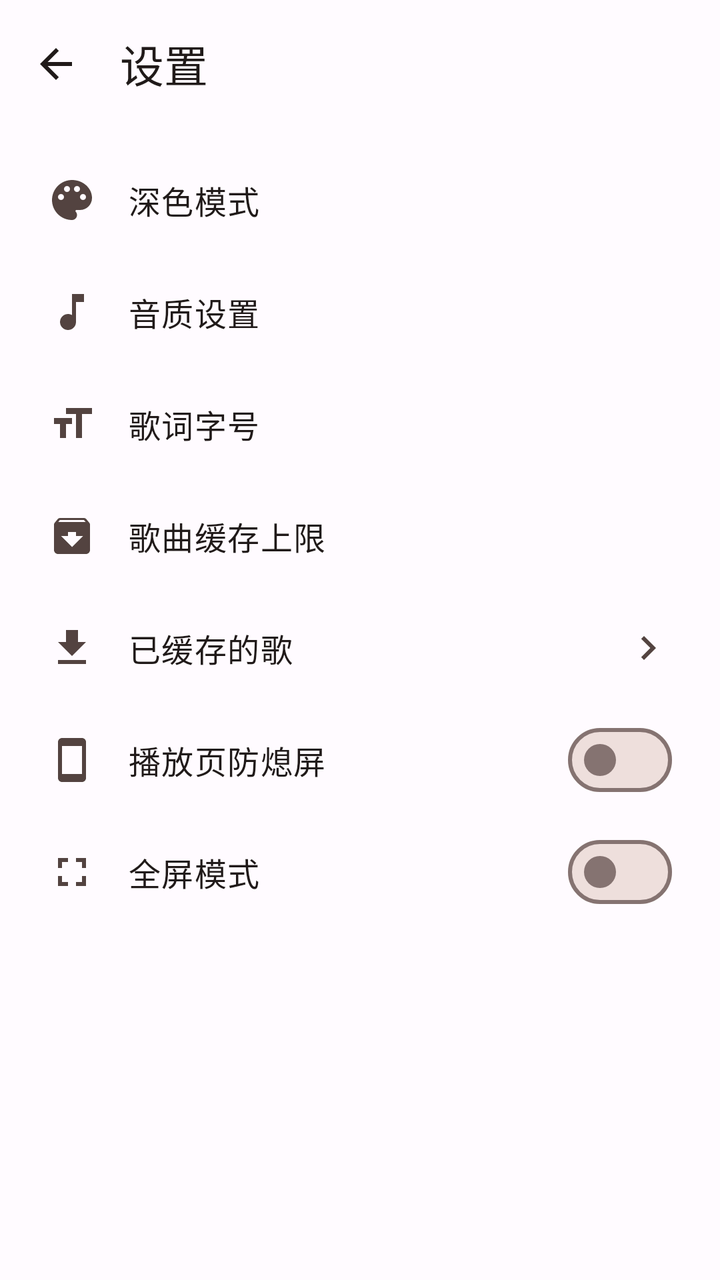
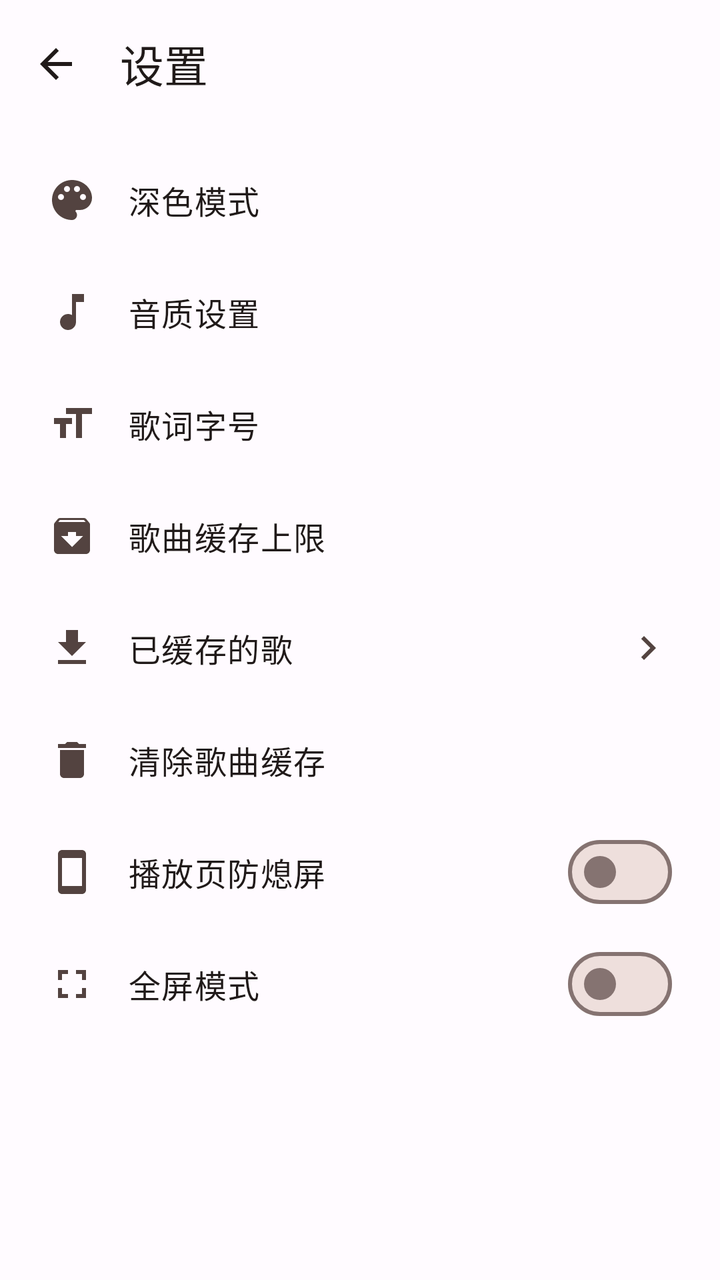

Before-and-after screenshots of an Android layout around one commit, followed by the original layout XML and the change that was made.
<!-- AndroidManifest.xml: application theme Theme.LiteMusic -->
<!-- res/layout/activity_settings.xml -->
<?xml version="1.0" encoding="utf-8"?>
<LinearLayout xmlns:android="http://schemas.android.com/apk/res/android"
    xmlns:app="http://schemas.android.com/apk/res-auto"
    android:layout_width="match_parent"
    android:layout_height="match_parent"
    android:fitsSystemWindows="true"
    android:orientation="vertical">

    <LinearLayout
        android:layout_width="match_parent"
        android:layout_height="wrap_content"
        android:gravity="center_vertical"
        android:minHeight="64dp"
        android:orientation="horizontal"
        android:paddingStart="4dp"
        android:paddingEnd="16dp">

        <ImageButton
            android:id="@+id/btn_back"
            android:layout_width="48dp"
            android:layout_height="48dp"
            android:background="@drawable/bg_circle_ripple"
            android:contentDescription="@null"
            android:src="@drawable/ic_back" />

        <TextView
            android:layout_width="0dp"
            android:layout_height="wrap_content"
            android:layout_marginStart="8dp"
            android:layout_weight="1"
            android:text="@string/settings"
            android:textAppearance="@style/TextAppearance.Material3.TitleLarge"
            android:textColor="?attr/colorOnSurface" />
    </LinearLayout>

    <ScrollView
        android:layout_width="match_parent"
        android:layout_height="0dp"
        android:layout_weight="1">

        <LinearLayout
            android:layout_width="match_parent"
            android:layout_height="wrap_content"
            android:orientation="vertical"
            android:padding="8dp">

            
            <com.google.android.material.card.MaterialCardView
                android:id="@+id/card_account"
                android:layout_width="match_parent"
                android:layout_height="wrap_content"
                android:layout_marginBottom="8dp"
                android:visibility="gone"
                app:cardBackgroundColor="?attr/colorSurfaceContainerLow"
                app:cardCornerRadius="12dp"
                app:cardElevation="1dp"
                app:strokeWidth="0dp">

                <LinearLayout
                    android:layout_width="match_parent"
                    android:layout_height="wrap_content"
                    android:gravity="center_vertical"
                    android:minHeight="88dp"
                    android:orientation="horizontal"
                    android:paddingStart="16dp"
                    android:paddingEnd="16dp">

                    <com.google.android.material.imageview.ShapeableImageView
                        android:id="@+id/account_avatar"
                        android:layout_width="56dp"
                        android:layout_height="56dp"
                        android:contentDescription="@null"
                        android:scaleType="centerCrop"
                        android:src="@drawable/ic_person"
                        app:shapeAppearanceOverlay="@style/ShapeAppearance.Lite.Circle" />

                    <LinearLayout
                        android:layout_width="0dp"
                        android:layout_height="wrap_content"
                        android:layout_marginStart="16dp"
                        android:layout_weight="1"
                        android:orientation="vertical">

                        <TextView
                            android:id="@+id/account_nickname"
                            android:layout_width="match_parent"
                            android:layout_height="wrap_content"
                            android:ellipsize="end"
                            android:maxLines="1"
                            android:textAppearance="@style/TextAppearance.Material3.TitleMedium"
                            android:textColor="?attr/colorOnSurface" />

                        <TextView
                            android:id="@+id/account_sub"
                            android:layout_width="match_parent"
                            android:layout_height="wrap_content"
                            android:layout_marginTop="2dp"
                            android:textAppearance="@style/TextAppearance.Material3.BodyMedium"
                            android:textColor="?attr/colorOnSurfaceVariant" />
                    </LinearLayout>

                    <com.google.android.material.button.MaterialButton
                        android:id="@+id/btn_logout"
                        style="@style/Widget.Material3.Button.TonalButton"
                        android:layout_width="wrap_content"
                        android:layout_height="wrap_content"
                        android:text="@string/logout" />
                </LinearLayout>
            </com.google.android.material.card.MaterialCardView>

            <LinearLayout
                android:id="@+id/row_theme"
                android:layout_width="match_parent"
                android:layout_height="wrap_content"
                android:background="?attr/selectableItemBackground"
                android:gravity="center_vertical"
                android:minHeight="56dp"
                android:orientation="horizontal"
                android:paddingStart="16dp"
                android:paddingEnd="16dp">

                <ImageView
                    android:layout_width="24dp"
                    android:layout_height="24dp"
                    android:contentDescription="@null"
                    android:src="@drawable/ic_palette" />

                <TextView
                    android:layout_width="0dp"
                    android:layout_height="wrap_content"
                    android:layout_marginStart="16dp"
                    android:layout_weight="1"
                    android:text="@string/theme_mode"
                    android:textAppearance="@style/TextAppearance.Material3.BodyLarge"
                    android:textColor="?attr/colorOnSurface" />

                <TextView
                    android:id="@+id/theme_value"
                    android:layout_width="wrap_content"
                    android:layout_height="wrap_content"
                    android:textAppearance="@style/TextAppearance.Material3.BodyMedium"
                    android:textColor="?attr/colorOnSurfaceVariant" />
            </LinearLayout>

            <LinearLayout
                android:id="@+id/row_quality"
                android:layout_width="match_parent"
                android:layout_height="wrap_content"
                android:background="?attr/selectableItemBackground"
                android:gravity="center_vertical"
                android:minHeight="56dp"
                android:orientation="horizontal"
                android:paddingStart="16dp"
                android:paddingEnd="16dp">

                <ImageView
                    android:layout_width="24dp"
                    android:layout_height="24dp"
                    android:contentDescription="@null"
                    android:src="@drawable/ic_music_note"
                    android:tint="?attr/colorOnSurfaceVariant" />

                <TextView
                    android:layout_width="0dp"
                    android:layout_height="wrap_content"
                    android:layout_marginStart="16dp"
                    android:layout_weight="1"
                    android:text="@string/sound_quality"
                    android:textAppearance="@style/TextAppearance.Material3.BodyLarge"
                    android:textColor="?attr/colorOnSurface" />

                <TextView
                    android:id="@+id/quality_value"
                    android:layout_width="wrap_content"
                    android:layout_height="wrap_content"
                    android:textAppearance="@style/TextAppearance.Material3.BodyMedium"
                    android:textColor="?attr/colorOnSurfaceVariant" />
            </LinearLayout>

            <LinearLayout
                android:id="@+id/row_lyric_size"
                android:layout_width="match_parent"
                android:layout_height="wrap_content"
                android:background="?attr/selectableItemBackground"
                android:gravity="center_vertical"
                android:minHeight="56dp"
                android:orientation="horizontal"
                android:paddingStart="16dp"
                android:paddingEnd="16dp">

                <ImageView
                    android:layout_width="24dp"
                    android:layout_height="24dp"
                    android:contentDescription="@null"
                    android:src="@drawable/ic_format_size" />

                <TextView
                    android:layout_width="0dp"
                    android:layout_height="wrap_content"
                    android:layout_marginStart="16dp"
                    android:layout_weight="1"
                    android:text="@string/lyric_size"
                    android:textAppearance="@style/TextAppearance.Material3.BodyLarge"
                    android:textColor="?attr/colorOnSurface" />

                <TextView
                    android:id="@+id/lyric_size_value"
                    android:layout_width="wrap_content"
                    android:layout_height="wrap_content"
                    android:textAppearance="@style/TextAppearance.Material3.BodyMedium"
                    android:textColor="?attr/colorOnSurfaceVariant" />
            </LinearLayout>

            <LinearLayout
                android:id="@+id/row_cache"
                android:layout_width="match_parent"
                android:layout_height="wrap_content"
                android:background="?attr/selectableItemBackground"
                android:gravity="center_vertical"
                android:minHeight="56dp"
                android:orientation="horizontal"
                android:paddingStart="16dp"
                android:paddingEnd="16dp">

                <ImageView
                    android:layout_width="24dp"
                    android:layout_height="24dp"
                    android:contentDescription="@null"
                    android:src="@drawable/ic_storage" />

                <TextView
                    android:layout_width="0dp"
                    android:layout_height="wrap_content"
                    android:layout_marginStart="16dp"
                    android:layout_weight="1"
                    android:text="@string/cache_limit"
                    android:textAppearance="@style/TextAppearance.Material3.BodyLarge"
                    android:textColor="?attr/colorOnSurface" />

                <TextView
                    android:id="@+id/cache_value"
                    android:layout_width="wrap_content"
                    android:layout_height="wrap_content"
                    android:textAppearance="@style/TextAppearance.Material3.BodyMedium"
                    android:textColor="?attr/colorOnSurfaceVariant" />
            </LinearLayout>

            <LinearLayout
                android:id="@+id/row_cached"
                android:layout_width="match_parent"
                android:layout_height="wrap_content"
                android:background="?attr/selectableItemBackground"
                android:gravity="center_vertical"
                android:minHeight="56dp"
                android:orientation="horizontal"
                android:paddingStart="16dp"
                android:paddingEnd="16dp">

                <ImageView
                    android:layout_width="24dp"
                    android:layout_height="24dp"
                    android:contentDescription="@null"
                    android:src="@drawable/ic_download" />

                <TextView
                    android:layout_width="0dp"
                    android:layout_height="wrap_content"
                    android:layout_marginStart="16dp"
                    android:layout_weight="1"
                    android:text="@string/cached_songs"
                    android:textAppearance="@style/TextAppearance.Material3.BodyLarge"
                    android:textColor="?attr/colorOnSurface" />

                <TextView
                    android:id="@+id/cached_value"
                    android:layout_width="wrap_content"
                    android:layout_height="wrap_content"
                    android:layout_marginEnd="8dp"
                    android:textAppearance="@style/TextAppearance.Material3.BodyMedium"
                    android:textColor="?attr/colorOnSurfaceVariant" />

                <ImageView
                    android:layout_width="24dp"
                    android:layout_height="24dp"
                    android:contentDescription="@null"
                    android:src="@drawable/ic_arrow_right" />
            </LinearLayout>

            <LinearLayout
                android:id="@+id/row_keep_screen"
                android:layout_width="match_parent"
                android:layout_height="wrap_content"
                android:background="?attr/selectableItemBackground"
                android:gravity="center_vertical"
                android:minHeight="56dp"
                android:orientation="horizontal"
                android:paddingStart="16dp"
                android:paddingEnd="16dp">

                <ImageView
                    android:layout_width="24dp"
                    android:layout_height="24dp"
                    android:contentDescription="@null"
                    android:src="@drawable/ic_screen" />

                <TextView
                    android:layout_width="0dp"
                    android:layout_height="wrap_content"
                    android:layout_marginStart="16dp"
                    android:layout_weight="1"
                    android:text="@string/keep_screen_on"
                    android:textAppearance="@style/TextAppearance.Material3.BodyLarge"
                    android:textColor="?attr/colorOnSurface" />

                <com.google.android.material.materialswitch.MaterialSwitch
                    android:id="@+id/switch_keep_screen"
                    android:layout_width="wrap_content"
                    android:layout_height="wrap_content"
                    android:clickable="false"
                    android:focusable="false" />
            </LinearLayout>

            <LinearLayout
                android:id="@+id/row_fullscreen"
                android:layout_width="match_parent"
                android:layout_height="wrap_content"
                android:background="?attr/selectableItemBackground"
                android:gravity="center_vertical"
                android:minHeight="56dp"
                android:orientation="horizontal"
                android:paddingStart="16dp"
                android:paddingEnd="16dp">

                <ImageView
                    android:layout_width="24dp"
                    android:layout_height="24dp"
                    android:contentDescription="@null"
                    android:src="@drawable/ic_fullscreen" />

                <TextView
                    android:layout_width="0dp"
                    android:layout_height="wrap_content"
                    android:layout_marginStart="16dp"
                    android:layout_weight="1"
                    android:text="@string/fullscreen_mode"
                    android:textAppearance="@style/TextAppearance.Material3.BodyLarge"
                    android:textColor="?attr/colorOnSurface" />

                <com.google.android.material.materialswitch.MaterialSwitch
                    android:id="@+id/switch_fullscreen"
                    android:layout_width="wrap_content"
                    android:layout_height="wrap_content"
                    android:clickable="false"
                    android:focusable="false" />
            </LinearLayout>
        </LinearLayout>
    </ScrollView>
</LinearLayout>
<!-- resources referenced by this layout -->
<resources>
  <!-- drawable bg_circle_ripple (drawable) -->
  <?xml version="1.0" encoding="utf-8"?>
  <ripple xmlns:android="http://schemas.android.com/apk/res/android"
      android:color="?attr/colorControlHighlight">
  
      <item android:id="@android:id/mask">
          <shape android:shape="oval">
              <solid android:color="#FFFFFFFF" />
          </shape>
      </item>
  </ripple>
  <!-- drawable ic_back (drawable) -->
  <vector xmlns:android="http://schemas.android.com/apk/res/android"
      android:width="24dp" android:height="24dp"
      android:viewportWidth="24" android:viewportHeight="24"
      android:tint="?attr/colorOnSurface">
      <path android:fillColor="@android:color/white" android:pathData="M20,11H7.83l5.59,-5.59L12,4l-8,8 8,8 1.41,-1.41L7.83,13H20z"/>
  </vector>
  <!-- drawable ic_download (drawable) -->
  <vector xmlns:android="http://schemas.android.com/apk/res/android"
      android:width="24dp"
      android:height="24dp"
      android:viewportWidth="24"
      android:viewportHeight="24">
      <path
          android:fillColor="?attr/colorOnSurfaceVariant"
          android:pathData="M19,9h-4V3H9v6H5l7,7 7,-7zM5,18v2h14v-2H5z" />
  </vector>
  <string name="cache_limit">歌曲缓存上限</string>
  <string name="cached_songs">已缓存的歌</string>
  <string name="fullscreen_mode">全屏模式</string>
  <string name="keep_screen_on">播放页防熄屏</string>
  <string name="logout">退出登录</string>
  <string name="lyric_size">歌词字号</string>
  <string name="settings">设置</string>
  <string name="sound_quality">音质设置</string>
  <string name="theme_mode">深色模式</string>
  <style name="ShapeAppearance.Lite.Circle" parent="">
          <item name="cornerFamily">rounded</item>
          <item name="cornerSize">50%</item>
      </style>
  <style name="Theme.LiteMusic" parent="Theme.LiteMusic.Base">
          <item name="android:statusBarColor">@color/md_primary</item>
          <item name="android:navigationBarColor">@color/sys_nav_gray</item>
      </style>
  <color name="md_primary">#B3261E</color>
  <color name="sys_nav_gray">#616161</color>
  <color name="md_on_primary">#FFFFFF</color>
  <color name="md_primary_container">#FFDAD4</color>
  <color name="md_on_primary_container">#410002</color>
  <color name="md_secondary">#775651</color>
  <color name="md_on_secondary">#FFFFFF</color>
  <color name="md_secondary_container">#FFDAD4</color>
  <color name="md_on_secondary_container">#2C1512</color>
  <color name="md_tertiary">#705C2E</color>
  <color name="md_on_tertiary">#FFFFFF</color>
  <color name="md_tertiary_container">#FBDFA6</color>
  <color name="md_on_tertiary_container">#251A00</color>
  <color name="md_error">#BA1A1A</color>
  <color name="md_on_error">#FFFFFF</color>
  <color name="md_error_container">#FFDAD6</color>
  <color name="md_on_error_container">#410002</color>
  <color name="md_surface">#FFFBFF</color>
  <color name="md_on_surface">#201A19</color>
  <color name="md_surface_variant">#F5DDDA</color>
  <color name="md_on_surface_variant">#534340</color>
  <color name="md_surface_container_lowest">#FFFFFF</color>
  <color name="md_surface_container_low">#FFF8F7</color>
  <color name="md_surface_container">#FAF0EE</color>
  <color name="md_surface_container_high">#F4E5E2</color>
  <color name="md_surface_container_highest">#EEDFDC</color>
  <color name="md_outline">#857371</color>
  <color name="md_outline_variant">#D8C2BE</color>
  <color name="md_inverse_surface">#362F2E</color>
  <color name="md_inverse_on_surface">#FBEEEC</color>
  <color name="md_inverse_primary">#FFB4A8</color>
  <!-- unchanged entries left out for length: 10 -->
</resources>

<!-- the commit's change to res/layout/activity_settings.xml (unified diff, before → after) -->
@@ -287,6 +287,33 @@
             </LinearLayout>
 
             <LinearLayout
+                android:id="@+id/row_clear_cache"
+                android:layout_width="match_parent"
+                android:layout_height="wrap_content"
+                android:background="?attr/selectableItemBackground"
+                android:gravity="center_vertical"
+                android:minHeight="56dp"
+                android:orientation="horizontal"
+                android:paddingStart="16dp"
+                android:paddingEnd="16dp">
+
+                <ImageView
+                    android:layout_width="24dp"
+                    android:layout_height="24dp"
+                    android:contentDescription="@null"
+                    android:src="@drawable/ic_delete" />
+
+                <TextView
+                    android:layout_width="0dp"
+                    android:layout_height="wrap_content"
+                    android:layout_marginStart="16dp"
+                    android:layout_weight="1"
+                    android:text="@string/clear_cache"
+                    android:textAppearance="@style/TextAppearance.Material3.BodyLarge"
+                    android:textColor="?attr/colorOnSurface" />
+            </LinearLayout>
+
+            <LinearLayout
                 android:id="@+id/row_keep_screen"
                 android:layout_width="match_parent"
                 android:layout_height="wrap_content"
<!-- resource entries referenced after the edit -->
@@ -18,6 +18,17 @@
       android:tint="?attr/colorOnSurface">
       <path android:fillColor="@android:color/white" android:pathData="M20,11H7.83l5.59,-5.59L12,4l-8,8 8,8 1.41,-1.41L7.83,13H20z"/>
   </vector>
+  <!-- drawable ic_delete (drawable) -->
+  <vector xmlns:android="http://schemas.android.com/apk/res/android"
+      android:width="24dp"
+      android:height="24dp"
+      android:viewportWidth="24"
+      android:viewportHeight="24"
+      android:tint="?attr/colorOnSurfaceVariant">
+      <path
+          android:fillColor="@android:color/white"
+          android:pathData="M6,19c0,1.1 0.9,2 2,2h8c1.1,0 2,-0.9 2,-2V7H6v12zM19,4h-3.5l-1,-1h-5l-1,1H5v2h14V4z" />
+  </vector>
   <!-- drawable ic_download (drawable) -->
   <vector xmlns:android="http://schemas.android.com/apk/res/android"
       android:width="24dp"
@@ -30,6 +41,7 @@
   </vector>
   <string name="cache_limit">歌曲缓存上限</string>
   <string name="cached_songs">已缓存的歌</string>
+  <string name="clear_cache">清除歌曲缓存</string>
   <string name="fullscreen_mode">全屏模式</string>
   <string name="keep_screen_on">播放页防熄屏</string>
   <string name="logout">退出登录</string>
